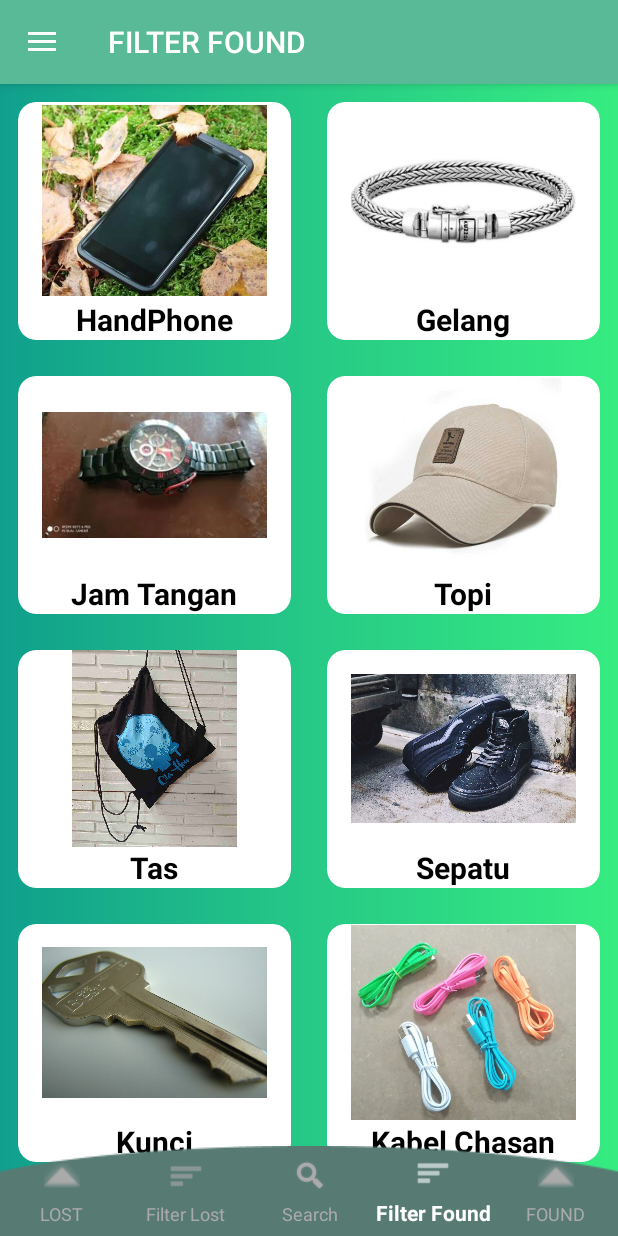
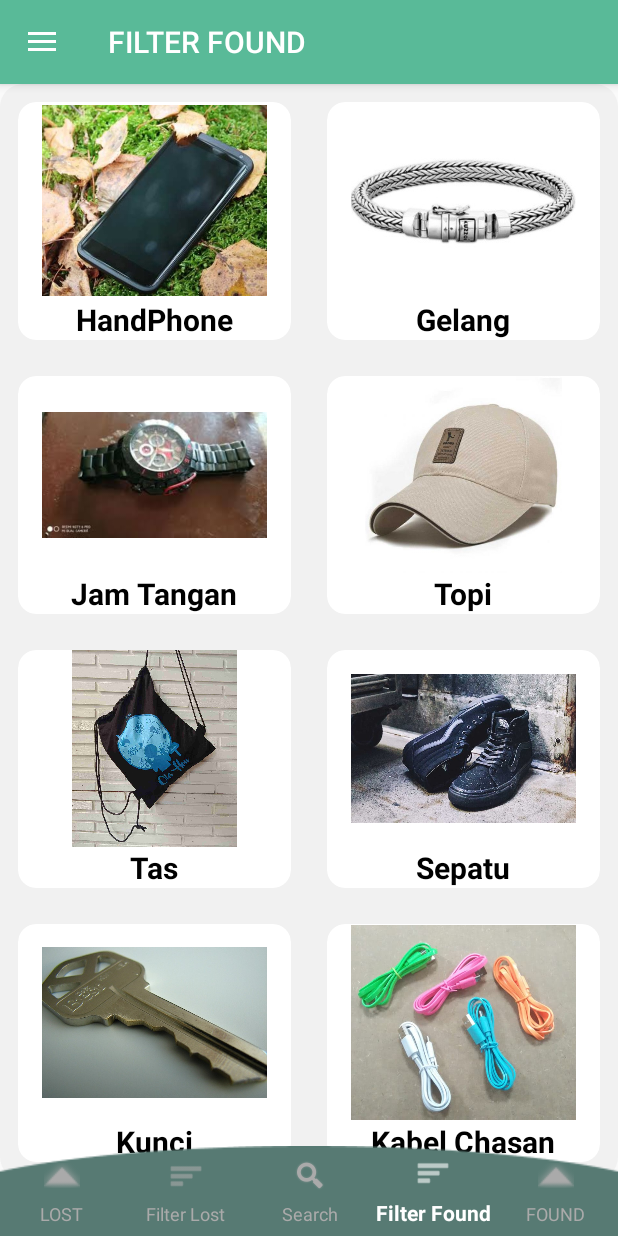
Before and after one commit to muhamadirwan99/lofouproject, an Android app: the FoundFragment2 screen opened through its navigation route, on a phone screen of 412 x 824 dp. Run offline under Robolectric (Android 15) with nearby library versions, the phone set to English and light mode, and no system bars; our stand-ins replace Firebase (no records; nobody signed in at launch, a user with empty details on screens opened directly), navigation-ui.

Commit message:
mengganti background pada fragment utama

```diff
--- a/app/src/main/res/layout/found_riwayat_fragment.xml
+++ b/app/src/main/res/layout/found_riwayat_fragment.xml
@@ -8,7 +8,7 @@
     tools:context=".FoundRiwayatFragment">
 
     <LinearLayout
-        android:background="@drawable/gradient"
+        android:background="@drawable/costum_button"
         android:layout_width="match_parent"
         android:layout_height="match_parent"
         android:orientation="vertical">
--- a/app/src/main/res/layout/found_riwayat_fragment_2.xml
+++ b/app/src/main/res/layout/found_riwayat_fragment_2.xml
@@ -8,7 +8,7 @@
     tools:context=".FoundRiwayatFragment2">
 
     <LinearLayout
-        android:background="@drawable/gradient"
+        android:background="@drawable/costum_button"
         android:layout_width="match_parent"
         android:layout_height="match_parent"
         android:orientation="vertical">
--- a/app/src/main/res/layout/fragment_found.xml
+++ b/app/src/main/res/layout/fragment_found.xml
@@ -8,7 +8,7 @@
     tools:context=".FoundFragment">
 
     <LinearLayout
-        android:background="@drawable/gradient"
+        android:background="@drawable/costum_button"
         android:layout_width="match_parent"
         android:layout_height="match_parent"
         android:orientation="vertical">
--- a/app/src/main/res/layout/fragment_found2.xml
+++ b/app/src/main/res/layout/fragment_found2.xml
@@ -8,7 +8,7 @@
     tools:context=".MainActivity">
 
     <LinearLayout
-        android:background="@drawable/gradient"
+        android:background="@drawable/costum_button"
         android:layout_width="match_parent"
         android:layout_height="match_parent"
         android:orientation="vertical">
--- a/app/src/main/res/layout/fragment_lost.xml
+++ b/app/src/main/res/layout/fragment_lost.xml
@@ -8,7 +8,7 @@
     tools:context=".LostFragment">
 
     <LinearLayout
-        android:background="@drawable/gradient"
+        android:background="@drawable/costum_button"
         android:layout_width="match_parent"
         android:layout_height="match_parent"
         android:orientation="vertical">
--- a/app/src/main/res/layout/fragment_lost2.xml
+++ b/app/src/main/res/layout/fragment_lost2.xml
@@ -8,7 +8,7 @@
     tools:context=".LostFragment2">
 
     <LinearLayout
-        android:background="@drawable/gradient"
+        android:background="@drawable/costum_button"
         android:layout_width="match_parent"
         android:layout_height="match_parent"
         android:orientation="vertical">
--- a/app/src/main/res/layout/lost_riwayat_fragment.xml
+++ b/app/src/main/res/layout/lost_riwayat_fragment.xml
@@ -8,7 +8,7 @@
     tools:context=".LostRiwayatFragment">
 
     <LinearLayout
-        android:background="@drawable/gradient"
+        android:background="@drawable/costum_button"
         android:layout_width="match_parent"
         android:layout_height="match_parent"
         android:orientation="vertical">
--- a/app/src/main/res/layout/lost_riwayat_fragment_2.xml
+++ b/app/src/main/res/layout/lost_riwayat_fragment_2.xml
@@ -8,7 +8,7 @@
     tools:context=".LostRiwayatFragment2">
 
     <LinearLayout
-        android:background="@drawable/gradient"
+        android:background="@drawable/costum_button"
         android:layout_width="match_parent"
         android:layout_height="match_parent"
         android:orientation="vertical">
```
